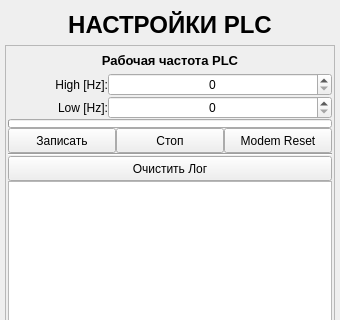
First picture: the form in ANDROID_FORMS/plc_settings_form.ui, repository DavidSiegman/PLC_RF_Configurator, before the edit; both pictures show x 0 to 340 and y 0 to 320 of the 340 by 560 pixel window.
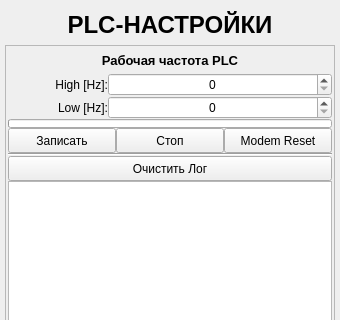
Second picture: the form after the edit. Icons and pictures are not drawn.

The edit to the form file:
```diff
--- a/ANDROID_FORMS/plc_settings_form.ui
+++ b/ANDROID_FORMS/plc_settings_form.ui
@@ -52,7 +52,7 @@
       </font>
      </property>
      <property name="text">
-      <string>НАСТРОЙКИ PLC</string>
+      <string>PLC-НАСТРОЙКИ</string>
      </property>
      <property name="alignment">
       <set>Qt::AlignCenter</set>
```
